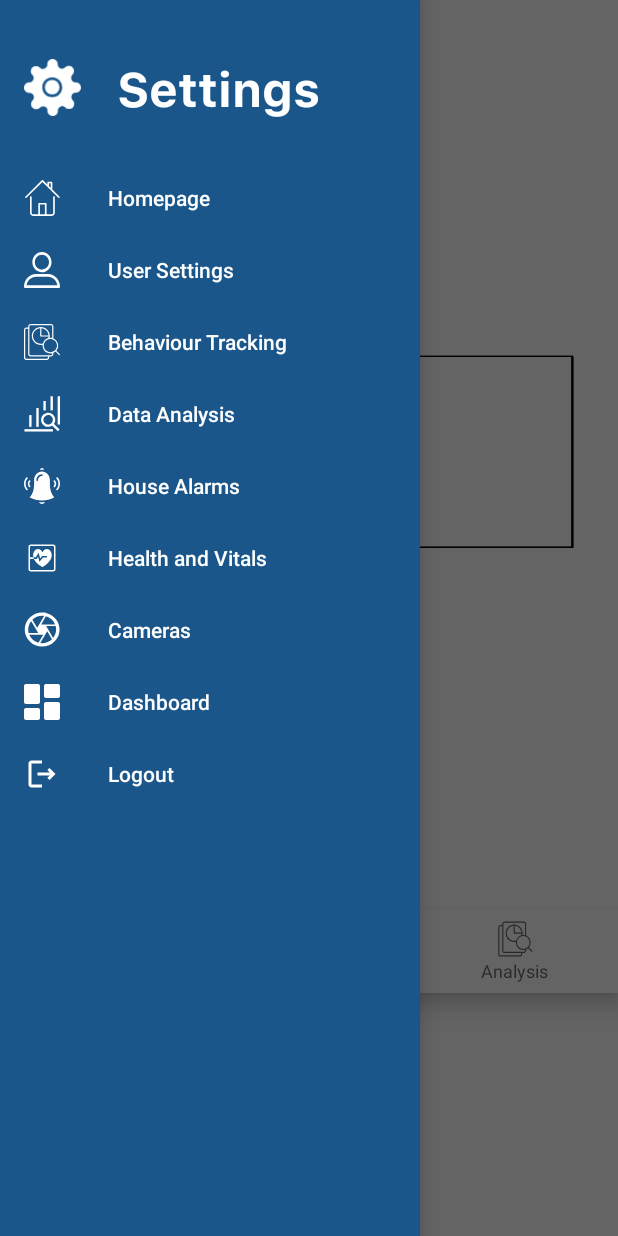
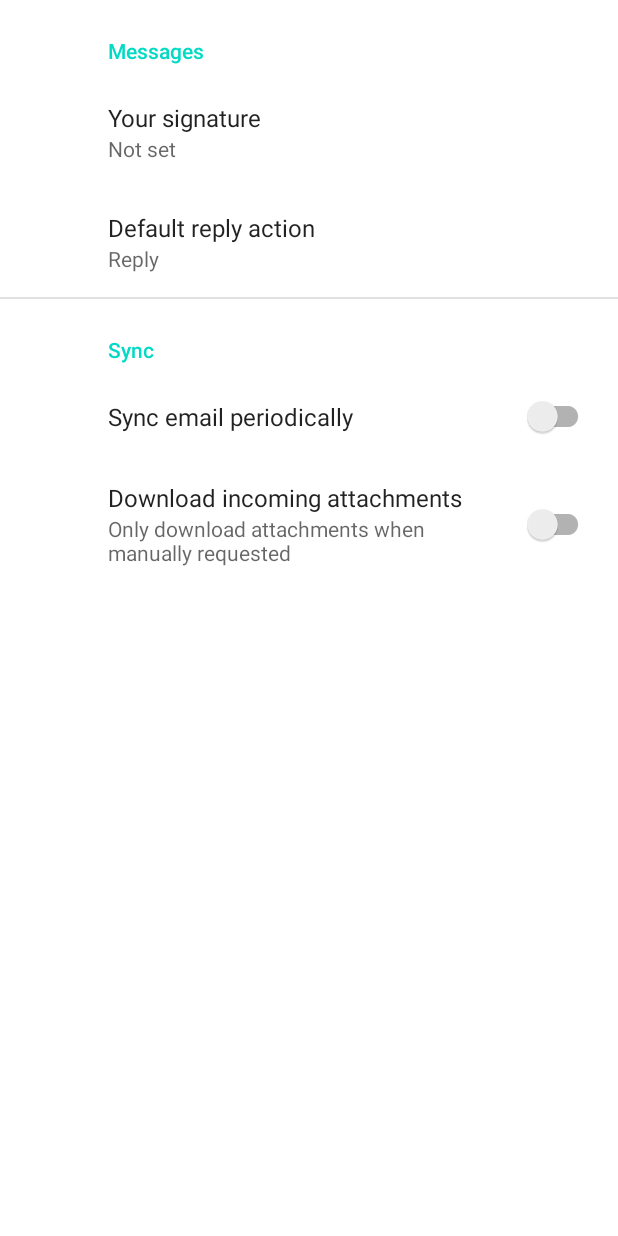
Before and after one commit to olaalnajjar/GradProject, an Android app: the screen it shows after launch (MainActivity before the commit, UserSettingsActivity after it), after a tap on "User Settings", on a phone screen of 412 x 824 dp. Run offline under Robolectric (Android 15) with nearby library versions, the phone set to English and light mode, and no system bars; our stand-ins replace androidx.preference; 2 other taps on this screen came first.

Commit message:
Added test Settings to nav

```diff
--- a/app/build.gradle
+++ b/app/build.gradle
@@ -42,6 +42,7 @@ dependencies {
     implementation 'androidx.lifecycle:lifecycle-livedata-ktx:2.5.1'
     implementation 'androidx.lifecycle:lifecycle-viewmodel-ktx:2.5.1'
     implementation 'androidx.navigation:navigation-ui:2.5.3'
+    implementation 'androidx.preference:preference:1.1.+'
     testImplementation 'junit:junit:4.13.2'
     androidTestImplementation 'androidx.test.ext:junit:1.1.3'
     androidTestImplementation 'androidx.test.espresso:espresso-core:3.4.0'
--- a/app/src/main/AndroidManifest.xml
+++ b/app/src/main/AndroidManifest.xml
@@ -12,6 +12,14 @@
         android:supportsRtl="true"
         android:theme="@style/Theme.GradProject"
         tools:targetApi="31">
+        <activity
+            android:name=".UserSettingsActivity"
+            android:exported="false"
+            android:label="@string/title_activity_user_settings">
+            <meta-data
+                android:name="android.app.lib_name"
+                android:value="" />
+        </activity>
         <activity
             android:name=".Dashboard"
             android:exported="false">
--- a/app/src/main/java/com/example/gradproject/MainActivity.java
+++ b/app/src/main/java/com/example/gradproject/MainActivity.java
@@ -1,5 +1,6 @@
 package com.example.gradproject;
 
+import androidx.annotation.NonNull;
 import androidx.appcompat.app.ActionBarDrawerToggle;
 import androidx.appcompat.app.AppCompatActivity;
 import androidx.appcompat.widget.Toolbar;
@@ -8,23 +9,33 @@ import androidx.drawerlayout.widget.DrawerLayout;
 import androidx.fragment.app.Fragment;
 import androidx.fragment.app.FragmentManager;
 import androidx.fragment.app.FragmentTransaction;
+import androidx.navigation.Navigation;
+
+
+import android.content.Intent;
+import android.os.Bundle;
+import android.view.MenuItem;
+import android.view.View;
+
+
+import com.example.gradproject.databinding.ActivityMainBinding;
+import com.google.android.material.navigation.NavigationView;
+
+public class MainActivity extends AppCompatActivity implements NavigationView.OnNavigationItemSelectedListener {
+
+    private DrawerLayout drawer;
+    ActivityMainBinding binding;
 
 
 
-import android.os.Bundle;
-
-
-import com.example.gradproject.databinding.ActivityMainBinding;
-
-public class MainActivity extends AppCompatActivity {
-
-    private DrawerLayout drawer;
-    ActivityMainBinding binding;
     @Override
     protected void onCreate(Bundle savedInstanceState) {
         super.onCreate(savedInstanceState);
         binding= ActivityMainBinding.inflate(getLayoutInflater());
         setContentView(binding.getRoot());
+
+        NavigationView navView=findViewById(R.id.drawer_nav_view);
+        navView.setNavigationItemSelectedListener(this);
 
         Toolbar toolbar= findViewById(R.id.toolbar);
         setSupportActionBar(toolbar);
@@ -33,6 +44,8 @@ public class MainActivity extends AppCompatActivity {
         toggle.getDrawerArrowDrawable().setColor(getResources().getColor(R.color.black));
         drawer.addDrawerListener(toggle);
         toggle.syncState();
+
+
 
 
         replaceFragment(new MapFragment());
@@ -57,6 +70,18 @@ public class MainActivity extends AppCompatActivity {
 
 
     @Override
+    public boolean onNavigationItemSelected(@NonNull MenuItem item) {
+        switch(item.getItemId()){
+            case R.id.UserSettings:
+                Intent intent = new Intent(this, UserSettingsActivity.class);
+                startActivity(intent);
+                break;
+        }
+        drawer.closeDrawer(GravityCompat.START);
+        return true;
+    }
+
+    @Override
     public void onBackPressed() {
         if(drawer.isDrawerOpen(GravityCompat.START)){
             drawer.closeDrawer(GravityCompat.START);
--- /dev/null
+++ b/app/src/main/java/com/example/gradproject/UserSettingsActivity.java
@@ -0,0 +1,33 @@
+package com.example.gradproject;
+
+import android.os.Bundle;
+
+import androidx.appcompat.app.ActionBar;
+import androidx.appcompat.app.AppCompatActivity;
+import androidx.preference.PreferenceFragmentCompat;
+
+public class UserSettingsActivity extends AppCompatActivity {
+
+    @Override
+    protected void onCreate(Bundle savedInstanceState) {
+        super.onCreate(savedInstanceState);
+        setContentView(R.layout.settings_activity);
+        if (savedInstanceState == null) {
+            getSupportFragmentManager()
+                    .beginTransaction()
+                    .replace(R.id.settings, new SettingsFragment())
+                    .commit();
+        }
+        ActionBar actionBar = getSupportActionBar();
+        if (actionBar != null) {
+            actionBar.setDisplayHomeAsUpEnabled(true);
+        }
+    }
+
+    public static class SettingsFragment extends PreferenceFragmentCompat {
+        @Override
+        public void onCreatePreferences(Bundle savedInstanceState, String rootKey) {
+            setPreferencesFromResource(R.xml.root_preferences, rootKey);
+        }
+    }
+}
--- /dev/null
+++ b/app/src/main/res/layout/settings_activity.xml
@@ -0,0 +1,9 @@
+<LinearLayout xmlns:android="http://schemas.android.com/apk/res/android"
+    android:layout_width="match_parent"
+    android:layout_height="match_parent">
+
+    <FrameLayout
+        android:id="@+id/settings"
+        android:layout_width="match_parent"
+        android:layout_height="match_parent" />
+</LinearLayout>
--- a/app/src/main/res/menu/drawer_menu.xml
+++ b/app/src/main/res/menu/drawer_menu.xml
@@ -8,10 +8,10 @@
             <item
                 android:id="@+id/HomepageItem"
                 android:icon="@drawable/home"
-                android:title="@string/HomepageDrawer"/>
+                android:title="@string/HomepageDrawer" />
 
             <item
-                android:id="@+id/UserItem"
+                android:id="@+id/UserSettings"
                 android:icon="@drawable/user"
                 android:title="@string/UserDrawer"/>
             <item
--- /dev/null
+++ b/app/src/main/res/values/arrays.xml
@@ -0,0 +1,12 @@
+<resources>
+    <!-- Reply Preference -->
+    <string-array name="reply_entries">
+        <item>Reply</item>
+        <item>Reply to all</item>
+    </string-array>
+
+    <string-array name="reply_values">
+        <item>reply</item>
+        <item>reply_all</item>
+    </string-array>
+</resources>
--- a/app/src/main/res/values/strings.xml
+++ b/app/src/main/res/values/strings.xml
@@ -34,6 +34,22 @@
     <string name="CamerasDrawer">Cameras</string>
     <string name="DashboardDrawer">Dashboard</string>
     <string name="LogoutDrawer">Logout</string>
+    <string name="title_activity_user_settings">UserSettingsActivity</string>
+
+    <!-- Preference Titles -->
+    <string name="messages_header">Messages</string>
+    <string name="sync_header">Sync</string>
+
+    <!-- Messages Preferences -->
+    <string name="signature_title">Your signature</string>
+    <string name="reply_title">Default reply action</string>
+
+    <!-- Sync Preferences -->
+    <string name="sync_title">Sync email periodically</string>
+    <string name="attachment_title">Download incoming attachments</string>
+    <string name="attachment_summary_on">Automatically download attachments for incoming emails
+    </string>
+    <string name="attachment_summary_off">Only download attachments when manually requested</string>
 
 
 </resources>
--- /dev/null
+++ b/app/src/main/res/xml/root_preferences.xml
@@ -0,0 +1,35 @@
+<PreferenceScreen xmlns:app="http://schemas.android.com/apk/res-auto">
+
+    <PreferenceCategory app:title="@string/messages_header">
+
+        <EditTextPreference
+            app:key="signature"
+            app:title="@string/signature_title"
+            app:useSimpleSummaryProvider="true" />
+
+        <ListPreference
+            app:defaultValue="reply"
+            app:entries="@array/reply_entries"
+            app:entryValues="@array/reply_values"
+            app:key="reply"
+            app:title="@string/reply_title"
+            app:useSimpleSummaryProvider="true" />
+
+    </PreferenceCategory>
+
+    <PreferenceCategory app:title="@string/sync_header">
+
+        <SwitchPreferenceCompat
+            app:key="sync"
+            app:title="@string/sync_title" />
+
+        <SwitchPreferenceCompat
+            app:dependency="sync"
+            app:key="attachment"
+            app:summaryOff="@string/attachment_summary_off"
+            app:summaryOn="@string/attachment_summary_on"
+            app:title="@string/attachment_title" />
+
+    </PreferenceCategory>
+
+</PreferenceScreen>
```
